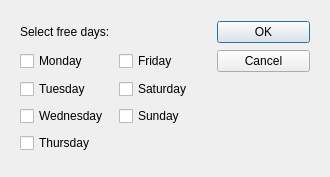
lorenzo-arena/Teeam, file Teeam/freedaysdialog.ui: the form before one commit.
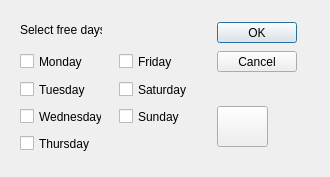
The form after the commit.

The edit to the form file:
```diff
--- a/Teeam/freedaysdialog.ui
+++ b/Teeam/freedaysdialog.ui
@@ -13,90 +13,149 @@
   <property name="windowTitle">
    <string>Dialog</string>
   </property>
-  <layout class="QGridLayout" name="gridLayout">
-   <property name="leftMargin">
-    <number>20</number>
-   </property>
-   <property name="topMargin">
-    <number>20</number>
-   </property>
-   <property name="rightMargin">
-    <number>20</number>
-   </property>
-   <property name="bottomMargin">
-    <number>20</number>
-   </property>
-   <item row="1" column="0">
     <widget class="QCheckBox" name="checkBox_mon">
+   <property name="geometry">
+    <rect>
+     <x>20</x>
+     <y>52</y>
+     <width>63</width>
+     <height>19</height>
+    </rect>
+   </property>
      <property name="text">
       <string>Monday</string>
      </property>
     </widget>
-   </item>
-   <item row="2" column="0">
     <widget class="QCheckBox" name="checkBox_tue">
+   <property name="geometry">
+    <rect>
+     <x>20</x>
+     <y>80</y>
+     <width>66</width>
+     <height>19</height>
+    </rect>
+   </property>
      <property name="text">
       <string>Tuesday</string>
      </property>
     </widget>
-   </item>
-   <item row="3" column="1">
     <widget class="QCheckBox" name="checkBox_sun">
+   <property name="geometry">
+    <rect>
+     <x>119</x>
+     <y>107</y>
+     <width>61</width>
+     <height>19</height>
+    </rect>
+   </property>
      <property name="text">
       <string>Sunday</string>
      </property>
     </widget>
-   </item>
-   <item row="2" column="1">
     <widget class="QCheckBox" name="checkBox_sat">
+   <property name="geometry">
+    <rect>
+     <x>119</x>
+     <y>80</y>
+     <width>69</width>
+     <height>19</height>
+    </rect>
+   </property>
      <property name="text">
       <string>Saturday</string>
      </property>
     </widget>
-   </item>
-   <item row="3" column="0">
     <widget class="QCheckBox" name="checkBox_wed">
+   <property name="geometry">
+    <rect>
+     <x>20</x>
+     <y>107</y>
+     <width>82</width>
+     <height>19</height>
+    </rect>
+   </property>
      <property name="text">
       <string>Wednesday</string>
      </property>
     </widget>
-   </item>
-   <item row="1" column="1">
     <widget class="QCheckBox" name="checkBox_fri">
+   <property name="geometry">
+    <rect>
+     <x>119</x>
+     <y>52</y>
+     <width>55</width>
+     <height>19</height>
+    </rect>
+   </property>
      <property name="text">
       <string>Friday</string>
      </property>
     </widget>
-   </item>
-   <item row="0" column="2">
     <widget class="QPushButton" name="buttonOK">
+   <property name="geometry">
+    <rect>
+     <x>217</x>
+     <y>22</y>
+     <width>80</width>
+     <height>21</height>
+    </rect>
+   </property>
      <property name="text">
       <string>OK</string>
      </property>
     </widget>
-   </item>
-   <item row="1" column="2">
     <widget class="QPushButton" name="buttonCancel">
+   <property name="geometry">
+    <rect>
+     <x>217</x>
+     <y>51</y>
+     <width>80</width>
+     <height>21</height>
+    </rect>
+   </property>
      <property name="text">
       <string>Cancel</string>
      </property>
     </widget>
-   </item>
-   <item row="0" column="0">
     <widget class="QLabel" name="label">
+   <property name="geometry">
+    <rect>
+     <x>20</x>
+     <y>22</y>
+     <width>82</width>
+     <height>16</height>
+    </rect>
+   </property>
      <property name="text">
       <string>Select free days:</string>
      </property>
     </widget>
-   </item>
-   <item row="4" column="0">
     <widget class="QCheckBox" name="checkBox_thu">
+   <property name="geometry">
+    <rect>
+     <x>20</x>
+     <y>134</y>
+     <width>70</width>
+     <height>19</height>
+    </rect>
+   </property>
      <property name="text">
       <string>Thursday</string>
      </property>
     </widget>
-   </item>
-  </layout>
+  <widget class="QPushButton" name="ButtonColor">
+   <property name="geometry">
+    <rect>
+     <x>217</x>
+     <y>106</y>
+     <width>51</width>
+     <height>41</height>
+    </rect>
+   </property>
+   <property name="text">
+    <string/>
+   </property>
+  </widget>
  </widget>
  <resources/>
  <connections/>
```
Lines whose indentation alone changed are shown as unchanged.
